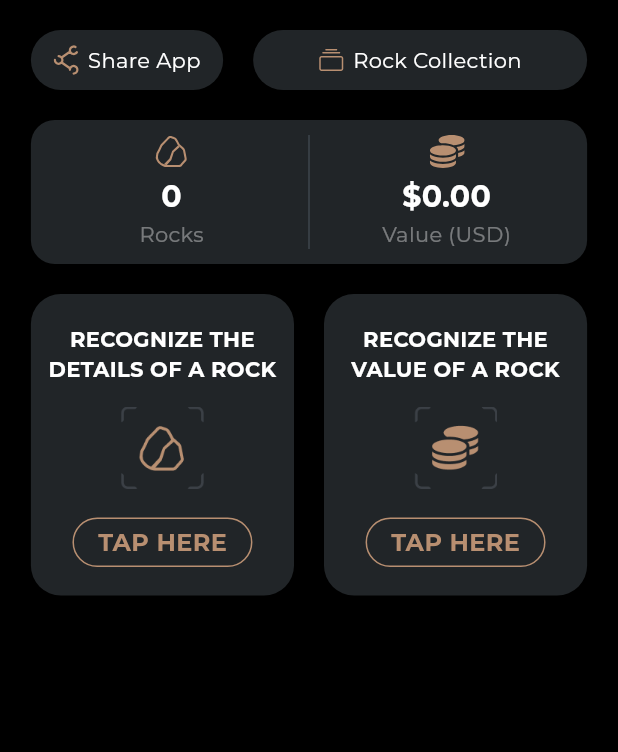
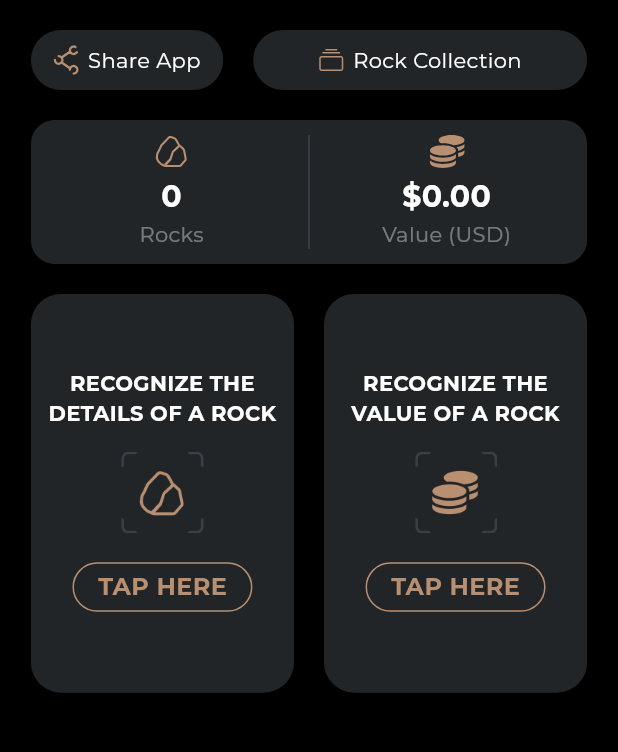
Before and after one commit to caiobraga/Rock_ID, a Flutter app: the HomePage screen opened directly, on a phone screen of 412 x 824 dp, the part 84-836 px from its top. Run offline on Flutter 3.47's test engine with Material 3 defaults, Android fonts, the phone set to English and light mode, and no system bars; our stand-ins replace animated_bottom_navigation_bar, camera, flutter_dotenv, flutter_svg, google_fonts, image_picker and 5 more; accounts and stored records are empty; project files that could hold a hidden picture were left out.

Commit message:
Adjusting the size of buttons on the home screen

```diff
--- a/lib/ui/screens/home_page.dart
+++ b/lib/ui/screens/home_page.dart
@@ -253,6 +253,8 @@ class _HomePageState extends State<HomePage> {
                         mainAxisAlignment: MainAxisAlignment.center,
                         children: [
                           Expanded(
+                            child: AspectRatio(
+                              aspectRatio: 0.66,
                               child: GestureDetector(
                                 onTap: () async {
                                   await Navigator.push(
@@ -265,8 +267,8 @@ class _HomePageState extends State<HomePage> {
                                   );
                                 },
                                 child: Container(
-                                padding: const EdgeInsets.only(
-                                    top: 20, bottom: 15, right: 10, left: 10),
+                                  padding: const EdgeInsets.symmetric(
+                                      vertical: 20, horizontal: 10),
                                   decoration: BoxDecoration(
                                     color: Constants.darkGrey,
                                     borderRadius: BorderRadius.circular(20),
@@ -285,7 +287,7 @@ class _HomePageState extends State<HomePage> {
                                       ),
                                       const SizedBox(height: 15),
                                       Image.asset('assets/images/rocktap.png',
-                                        height: 55),
+                                          height: 55, width: 55),
                                       const SizedBox(height: 15),
                                       Container(
                                         padding: const EdgeInsets.symmetric(
@@ -312,8 +314,11 @@ class _HomePageState extends State<HomePage> {
                                 ),
                               ),
                             ),
+                          ),
                           const SizedBox(width: 20),
                           Expanded(
+                            child: AspectRatio(
+                              aspectRatio: 0.66,
                               child: GestureDetector(
                                 onTap: () async {
                                   await Navigator.push(
@@ -328,8 +333,8 @@ class _HomePageState extends State<HomePage> {
                                   );
                                 },
                                 child: Container(
-                                padding: const EdgeInsets.only(
-                                    top: 20, bottom: 15, right: 10, left: 10),
+                                  padding: const EdgeInsets.symmetric(
+                                      vertical: 20, horizontal: 10),
                                   decoration: BoxDecoration(
                                     color: Constants.darkGrey,
                                     borderRadius: BorderRadius.circular(20),
@@ -348,7 +353,7 @@ class _HomePageState extends State<HomePage> {
                                       ),
                                       const SizedBox(height: 15),
                                       Image.asset('assets/images/coinstap.png',
-                                        height: 55),
+                                          height: 55, width: 55),
                                       const SizedBox(height: 15),
                                       Container(
                                         padding: const EdgeInsets.symmetric(
@@ -375,6 +380,7 @@ class _HomePageState extends State<HomePage> {
                                 ),
                               ),
                             ),
+                          ),
                         ],
                       ),
                     ],
--- a/lib/ui/screens/premium_screen.dart
+++ b/lib/ui/screens/premium_screen.dart
@@ -92,6 +92,7 @@ class _PremiumScreenState extends State<PremiumScreen> {
           height: MediaQuery.of(context).size.height,
           child: Padding(
             padding: const EdgeInsets.symmetric(horizontal: 16),
+            child: SingleChildScrollView(
               child: Column(
                 children: [
                   const DSCustomText(
@@ -232,6 +233,7 @@ class _PremiumScreenState extends State<PremiumScreen> {
             ),
           ),
         ),
+      ),
     );
   }
 
```
Also changed, not shown: lib/ui/screens/widgets/premium_section.dart (+5 -5 lines). Lines whose indentation alone changed are shown as unchanged.
